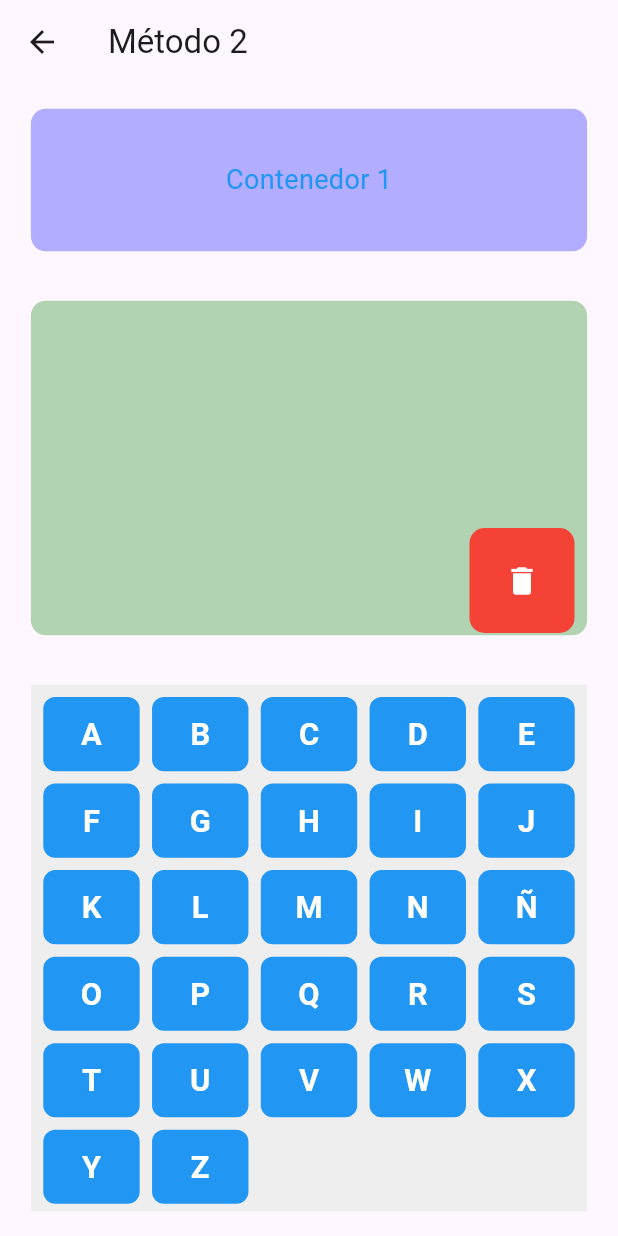
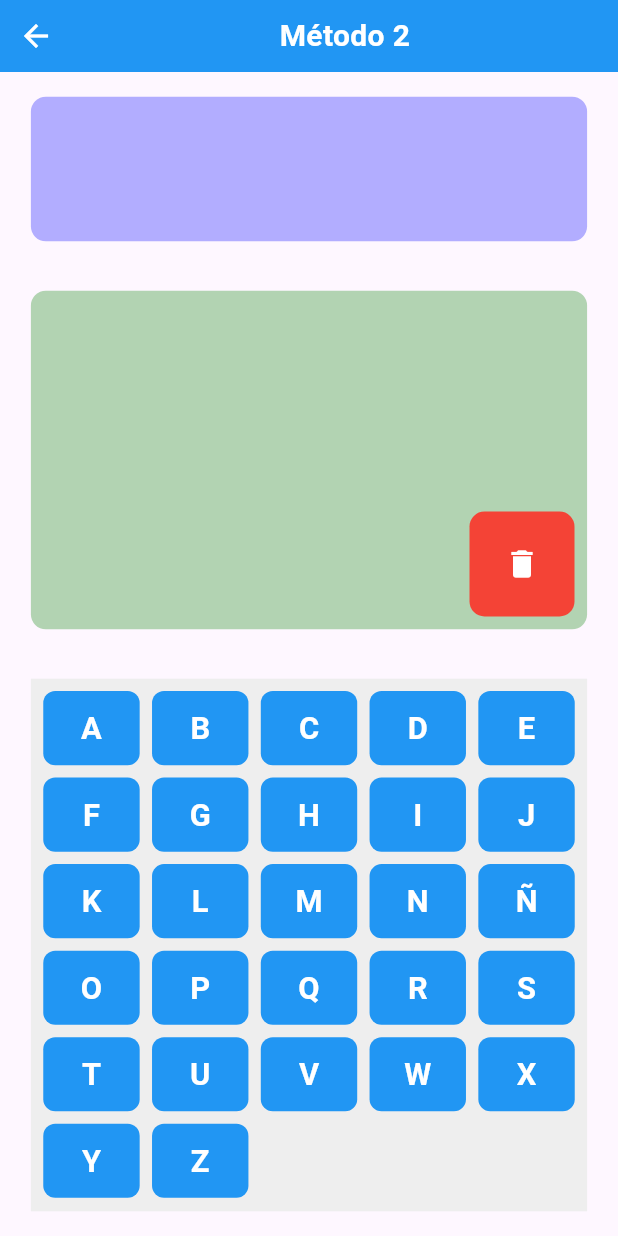
Before and after one commit to EVER1588/RubiApp, a Flutter app: the Metodo2Screen screen opened directly, on a phone screen of 412 x 824 dp. Run offline on Flutter 3.47's test engine with Material 3 defaults, Android fonts, the phone set to English and light mode, and no system bars; our stand-ins replace flutter_tts, shared_preferences; accounts and stored records are empty.

Commit message:
pantalla completa, bloques verdes C1

```diff
--- a/lib/constants/constants.dart
+++ b/lib/constants/constants.dart
@@ -55,7 +55,12 @@ const List<String> palabrasValidas = [
 "TORTA", "TORTAS", "TRABAJO", "TRABAJOS", "TRATAR", "TRAVES", "TRAVESÍA", "TREN", "TRENES", "TRIÁNGULO", "TRIÁNGULOS",
 "TROMPO", "TROMPOS", "TUBO", "TUBOS", "UNO", "VASO", "VASOS", "VECES", "VEGETAL", "VEGETALES", "VER", "VERANO",
 "VERANOS", "VERBO", "VERBOS", "VERDE", "VERDES", "VIENTO", "VIENTOS", "VIEJO", "VIEJA", "VIEJOS", "VIEJAS",
-"VOLVER", "ZAPATO", "ZAPATOS"
+"VOLVER", "ZAPATO", "ZAPATOS", "MUÑECA", "MUÑECAS", "MUÑECO", "MUÑECOS",
+"VENTANA", "VENTANAS", "VESTIDO", "VESTIDOS",
+"A", "AL", "CON", "DA", "DAN", "DON", "DAR", "DE", "EL", "EN", "ES", "FE", "HA", "HE", "LA",
+"LE", "LO", "LAS", "LOS", "LUZ", "ME", "MI", "MAS", "MES", "MIS", "NI",
+"NO", "QUE", "QUI", "SE", "SI", "SU", "SIN", "TE", "TU", "UN", "VA", "VAN"
+"VE", "VEN", "VER", "VI", "WEB", "WI", "Y", "YA", "YO",
   ];
 
 const List<String> silabasEspeciales = [
@@ -65,35 +70,21 @@ const List<String> silabasEspeciales = [
   "VE", "VEN", "VER", "VI", "WEB", "WI", "Y", "YA", "YO",
 ];
 
-final List<String> iniciosDePalabras3Silabas = [
-  'CELU', 'CARGA', 'MANZA', 'CAMI', 'VENTA', 'ESCUE', 'MONTA',
-  'AMI', 'ABRA', 'ABRI', 'ÁGUI', 'ANI', 'ARBO', 'ARBUS', "HUMA",
-  'ARDI', 'ARE', 'ARMA', 'ASIEN', 'AURO', 'AZÚ', 'AZU',
-  'BALLE', 'BOSTE', 'BOTO', 'BUFAN', 'CABA', 'CALIEN', 'CAME',
-  'CAMI', 'CANDA', 'CARA', 'CARTO', 'CELES', 'CERCA', 'COCI',
-  'COLCHO', 'COLI', 'COLO', 'COLUM', 'COME', 'COMIEN', 'COMPLE',
-  'CONE', 'CORBA', 'CORTI', 'CUADRA', 'CUCHA', 'CUCHI', 'DEBA',
-  'DESIER', 'DESOR', 'DIBU', 'DIFÍ', 'DURAN', 'ECLIP', 'EMPU',
-  'ENTRA', 'ENTRAN', 'EQUI', 'ERI', 'ERRO', 'ESCA', 'ESCON',
-  'ESCRI', 'ESCU', 'ESFE', 'ESPA', 'ESPI', 'ESTRE', 'FELI',
-  'FLAMEN', 'GALA', 'GARA', 'GIRAN', 'GORI', 'HORMI', 'IGLE',
-  'JABA', 'JARDI', 'LÁMPA', 'LEJA', 'LENTE', 'PANTU', 'RODRI',
-  'ESTU', 'FAMI', "COMI", "PELU", "SUFI", "VELO",
-  'ENCUE', 'ENCI', 'ENCON', 'ENFA', "AGRE",
-];
-
-final List<String> iniciosDePalabras4Silabas = [
-  'CHOCOLA', 'BIBLIOTE', 'FAMILI', 'MARIPO', 'AUTOMO', 'IMPRESO',
-  'ALMOHA', 'AMARI', 'ANIMA', 'ARCOÍ', 'BICICLE', 'CALENDA', 'CAMIO',
-  'CARRETE', 'COMPAÑE', 'DESAYU', 'DIFICUL', 'DORMITO', 'ELEFAN', 'ESCALE',
-  'ESCALAN', 'ESCALO', 'ESCONDI', 'ESCRITO', 'ESMERAL', "VACACIO",
-  'ENAMO', "SUFICIEN", "VELOCI",
+const List<String> IniciosDePalabras = [
+  // Combina los valores de iniciosDePalabras3Silabas e iniciosDePalabras4Silabas
+"ABA", "ABANI", "ABRA", "ABRI", "AGRE", "AGREGA", "AGU", "ÁGUI", "AHO", "ALMO",
+"ALMOHA", "AMARI", "ANI","ARBUS", "ARDI", "ARE", "ARCO", "ARCOÍ", "ARMA",
+"ARRI", "ASIEN", "AZU", "AZÚ", "BALLE", "BICICLE", "BOTO", "BOSTE","BUFAN",
+"CABA", "CALEN", "CALENDA", "CALI", "CALIEN", "CAMI","CAMIO", "CANAS",
+"CANDA","CARA", "CARACO", "CARRE", "CARRETE", "CARRO", "CARTO", "CELES",
+"COCI", "COLCHO", "COLO", "COME", "COMI", "CONTRO", "CORBA", "CORDI",
+"CORDILLE", "CORTI", "CUADRA",
 ];
 
 const Map<String, List<String>> silabasPorLetra = {
   "A": ["Á", "A", "AL", "AN", "AR", "AS", "AM"],
   "B": ["B", "BA", "BE", "BI", "BO", "BU", "BAN", "BEN", "BIN", "BON", "BUN", "BLA", "BLE", "BLI", "BLO", "BLU", "BRA", "BRE", "BRI", "BRO", "BRU", "BRAN", "BREN", "BRIN", "BRON", "BRUN"],
-  "C": ["CA", "CE", "CI", "CO", "CU", "CAN", "CEN", "CIN", "CON", "CUN", "CAl", "CEl", "CIl", "COl", "CUl", "CLA", "CLE", "CLI", "CLO", "CLU",
+  "C": ["CA", "CE", "CI", "CO", "CU", "CAS", "CES", "CIS", "COS", "CUS", "CAN", "CEN", "CIN", "CON", "CUN", "CAl", "CEl", "CIl", "COl", "CUl", "CLA", "CLE", "CLI", "CLO", "CLU",
         "CRA", "CRE", "CRI", "CRO", "CRU", "CIAS", "CAR", "CER", "CIR", "COR", "CUR", "CHA", "CHE", "CHI", "CHO", "CHU",],
   "D": ["D", "DA", "DE", "DI", "DO", "DU", "DAN", "DEN", "DIN", "DON", "DUN", "DAR", "DER", "DIR", "DOR", "DUR",],
   "E": ["É", "E", "EL", "EM", "EN", "ES", "ER"],
@@ -101,7 +92,7 @@ const Map<String, List<String>> silabasPorLetra = {
   "G": ["G", "GA", "GE", "GI", "GO", "GU", "GUA", "GEN", "GUA", "GUE", "GUI", "GLA", "GLE", "GLI", "GLO", "GLU", "GRA", "GRE", "GRI", "GRO", "GRU"],
   "H": ["H", "HA", "HE", "HI", "HIS", "HO", "HU"],
   "I": ["Í", "I", "IS", "IN", "IR", "IM"],
-  "J": ["J", "JA", "JE", "JI", "JO", "JU"],
+  "J": ["J", "JA", "JE", "JI", "JO", "JU", "JAS", "JES", "JIS", "JOS", "JUS"],
   "K": ["K", "KA", "KE", "KI", "KO", "KU"],
   "L": ["L", "LA", "LE", "LI", "LO", "LU", "LAS", "LOS", "LUZ", "LLA", "LLE", "LLI", "LLO", "LLU"],
   "M": ["M", "MA", "ME", "MI", "MO", "MU", "MAS", "MES", "MIS", "MOS"],
--- /dev/null
+++ b/lib/constants/custombar_screen.dart
@@ -0,0 +1,52 @@
+import 'package:flutter/material.dart';
+
+class CustomBar extends StatelessWidget implements PreferredSizeWidget {
+  final String title;
+  final VoidCallback? onBackPressed;
+  final List<Widget>? actions;
+
+  const CustomBar({
+    Key? key,
+    required this.title,
+    this.onBackPressed,
+    this.actions,
+  }) : super(key: key);
+
+  @override
+  Widget build(BuildContext context) {
+    return Container(
+      color: Colors.blue, // Cambia el color según tu diseño
+      padding: EdgeInsets.only(top: MediaQuery.of(context).padding.top), // Espacio para el notch
+      child: Row(
+        mainAxisAlignment: MainAxisAlignment.spaceBetween,
+        children: [
+          // Botón de retroceso
+          IconButton(
+            icon: Icon(Icons.arrow_back, color: Colors.white),
+            onPressed: onBackPressed ?? () => Navigator.pop(context),
+          ),
+          // Título
+          Expanded(
+            child: Text(
+              title,
+              textAlign: TextAlign.center,
+              style: TextStyle(
+                color: Colors.white,
+                fontSize: 20,
+                fontWeight: FontWeight.bold,
+              ),
+            ),
+          ),
+          // Acciones adicionales
+          Row(
+            mainAxisSize: MainAxisSize.min,
+            children: actions ?? [],
+          ),
+        ],
+      ),
+    );
+  }
+
+  @override
+  Size get preferredSize => Size.fromHeight(kToolbarHeight + MediaQueryData.fromWindow(WidgetsBinding.instance.window).padding.top);
+}
--- a/lib/screens/metodo2_screen.dart
+++ b/lib/screens/metodo2_screen.dart
@@ -3,6 +3,7 @@ import 'metodo2teclado_screen.dart';
 import 'package:flutter_tts/flutter_tts.dart';
 import '../constants/concatenacion_screen.dart'; // Importa el archivo donde está definida la función
 import '../constants/constants.dart'; // Importar las funciones globales
+import '../constants/custombar_screen.dart'; // Importa el nuevo CustomBar
 
 class Metodo2Screen extends StatefulWidget {
   const Metodo2Screen({Key? key}) : super(key: key);
@@ -17,6 +18,7 @@ class _Metodo2ScreenState extends State<Metodo2Screen> {
 
   // Lista de bloques del contenedor 2
   List<String> bloquesContenedor2 = [];
+  List<String> bloquesContenedor1 = [];
 
   // Mapa para almacenar los colores de los bloques
   Map<String, BlockColor> coloresBloques = {};
@@ -47,15 +49,31 @@ class _Metodo2ScreenState extends State<Metodo2Screen> {
     final screenHeight = MediaQuery.of(context).size.height;
 
     return Scaffold(
-      appBar: AppBar(
-        title: Text('Método 2'),
+      appBar: CustomBar(
+        title: 'Método 2',
+        onBackPressed: () {
+          Navigator.pop(context); // Acción al presionar el botón de retroceso
+        },
       ),
       body: Column(
         children: [
-          // Contenedor 1 (Azul)
+          // Contenedor 1 (Azul) con restricciones
           Expanded(
             flex: 1,
-            child: Container(
+            child: DragTarget<Map<String, dynamic>>(
+              onWillAccept: (data) {
+                // Solo aceptar bloques verdes (palabras válidas)
+                return data?['color'] == BlockColor.green;
+              },
+              onAccept: (data) {
+                setState(() {
+                  final bloque = data['contenido']!;
+                  // Agregar el bloque al contenedor 1
+                  bloquesContenedor1.add(bloque);
+                });
+              },
+              builder: (context, candidateData, rejectedData) {
+                return Container(
                   width: screenWidth * 0.95,
                   margin: EdgeInsets.symmetric(
                     horizontal: screenWidth * 0.05,
@@ -65,12 +83,47 @@ class _Metodo2ScreenState extends State<Metodo2Screen> {
                     color: Color.fromRGBO(0, 0, 255, 0.3),
                     borderRadius: BorderRadius.circular(10),
                   ),
-              child: Center(
-                child: Text(
-                  'Contenedor 1',
-                  style: TextStyle(fontSize: 18, color: Colors.blue),
+                  child: Wrap(
+                    spacing: 8.0,
+                    runSpacing: 4.0,
+                    children: bloquesContenedor1.map((bloque) {
+                      return Draggable<Map<String, dynamic>>(
+                        data: {
+                          'contenido': bloque,
+                          'color': BlockColor.green,
+                        },
+                        feedback: Material(
+                          color: Colors.transparent,
+                          child: Chip(
+                            label: Text(
+                              bloque,
+                              style: TextStyle(fontSize: 16, color: Colors.white),
+                            ),
+                            backgroundColor: Colors.green,
                           ),
                         ),
+                        childWhenDragging: Opacity(
+                          opacity: 0.5,
+                          child: Chip(
+                            label: Text(
+                              bloque,
+                              style: TextStyle(fontSize: 16, color: Colors.white),
+                            ),
+                            backgroundColor: Colors.green,
+                          ),
+                        ),
+                        child: Chip(
+                          label: Text(
+                            bloque,
+                            style: TextStyle(fontSize: 16, color: Colors.white),
+                          ),
+                          backgroundColor: Colors.green,
+                        ),
+                      );
+                    }).toList(),
+                  ),
+                );
+              },
             ),
           ),
 
@@ -185,7 +238,7 @@ class _Metodo2ScreenState extends State<Metodo2Screen> {
 
                 // Botón de borrar en la esquina inferior derecha
                 Positioned(
-                  bottom: 18, // Ajusta la posición vertical
+                  bottom: 25, // Ajusta la posición vertical
                   right: 29,  // Ajusta la posición horizontal
                   child: DragTarget<Map<String, dynamic>>(
                     onWillAccept: (data) => true,
@@ -266,19 +319,14 @@ class _Metodo2ScreenState extends State<Metodo2Screen> {
       // Validar y asignar el color correspondiente
       if (palabrasValidas.contains(bloque)) {
         coloresBloques[bloque] = BlockColor.green; // Palabra válida
-      } else if (_esInicioDePalabra(bloque)) {
-        coloresBloques[bloque] = BlockColor.orange; // Bloque especial (naranja)
       } else if (_esSilabaDeLista(bloque)) {
         coloresBloques[bloque] = BlockColor.blue; // Bloque de una sola sílaba o sílaba válida
+      } else if (IniciosDePalabras.contains(bloque)) {
+        coloresBloques[bloque] = BlockColor.orange; // Inicio de palabra válido
       } else {
         coloresBloques[bloque] = BlockColor.red; // Bloque inválido
       }
     }
-  }
-
-  // Función para verificar si un bloque pertenece a iniciosDePalabras3Silabas o iniciosDePalabras4Silabas
-  bool _esInicioDePalabra(String bloque) {
-    return iniciosDePalabras3Silabas.contains(bloque) || iniciosDePalabras4Silabas.contains(bloque);
   }
 
   // Función para verificar si un bloque está en silabasPorLetra
```
Also changed, not shown: lib/constants/concatenacion_screen.dart (+16 -6 lines), lib/main.dart (+41 -5 lines), lib/screens/bienvenida_screen.dart (+7 -23 lines), lib/screens/configuracion_screen.dart (+6 -3 lines), lib/screens/menu_screen.dart (+7 -2 lines), lib/screens/metodo1_screen.dart (+6 -8 lines), lib/screens/metodo3_screen.dart (+7 -2 lines), lib/widgets/custom_app_bar.dart (deleted, +0 -23 lines), lib/widgets/custom_navigation_bar.dart (deleted, +0 -33 lines). Lines whose indentation alone changed are shown as unchanged.
